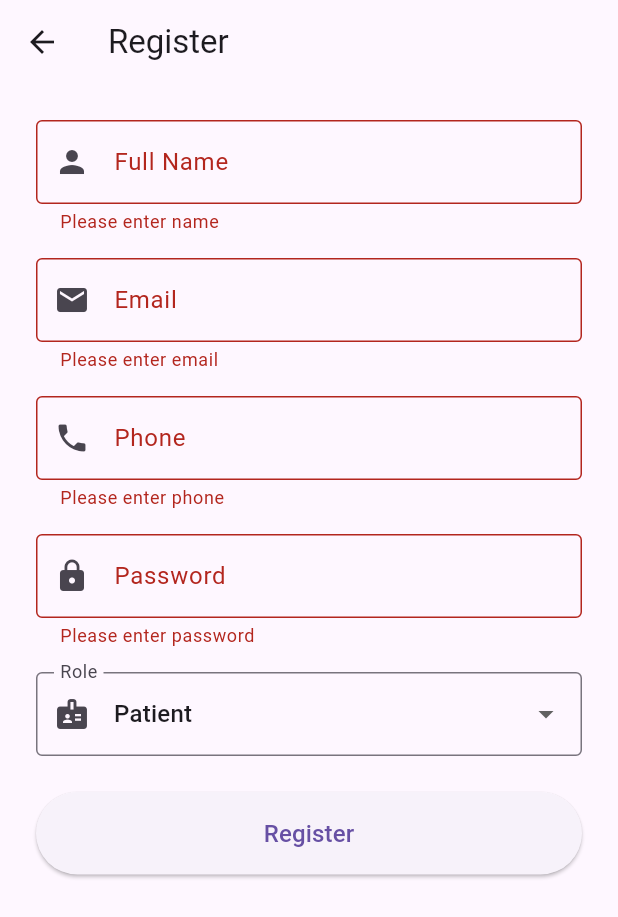
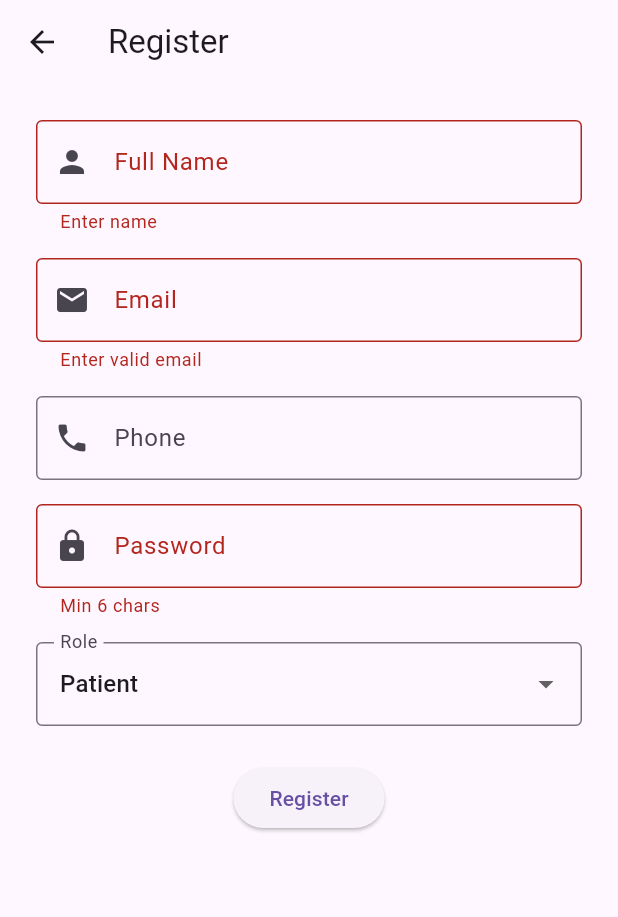
Before and after one commit to UDAYDUTTA30/TechTrio_Hackwins, a Flutter app: the RegisterScreen screen opened directly, after a tap on "Register", on a phone screen of 412 x 824 dp. Shown: the top 917 px of the screen. Run offline on Flutter 3.47's test engine with Material 3 defaults, Android fonts, the phone set to English and light mode, and no system bars; our stand-ins replace cloud_firestore, firebase_auth, firebase_core; accounts and stored records are empty; generated files the repository leaves out were written again.

Commit message:
Admin doctor creation, auth flow updates, and role routing changes

```diff
--- a/lib/screens/auth/register_screen.dart
+++ b/lib/screens/auth/register_screen.dart
@@ -1,4 +1,3 @@
-// lib/screens/auth/register_screen.dart
 import 'package:flutter/material.dart';
 import '../../services/auth_service.dart';
 
@@ -43,9 +42,7 @@ class _RegisterScreenState extends State<RegisterScreen> {
         role: _selectedRole,
       );
 
-      if (mounted) {
-        Navigator.pop(context);
-      }
+      if (mounted) Navigator.pop(context);
     } catch (e) {
       if (mounted) {
         ScaffoldMessenger.of(context).showSnackBar(
@@ -53,25 +50,21 @@ class _RegisterScreenState extends State<RegisterScreen> {
         );
       }
     } finally {
-      if (mounted) {
-        setState(() => _isLoading = false);
-      }
+      if (mounted) setState(() => _isLoading = false);
     }
   }
 
   @override
   Widget build(BuildContext context) {
     return Scaffold(
-      appBar: AppBar(
-        title: const Text('Register'),
-      ),
+      appBar: AppBar(title: const Text('Register')),
       body: SafeArea(
         child: SingleChildScrollView(
-          padding: const EdgeInsets.all(24.0),
+          padding: const EdgeInsets.all(24),
           child: Form(
             key: _formKey,
+            child: AutofillGroup(
               child: Column(
-              crossAxisAlignment: CrossAxisAlignment.stretch,
                 children: [
                   TextFormField(
                     controller: _nameController,
@@ -80,98 +73,82 @@ class _RegisterScreenState extends State<RegisterScreen> {
                       prefixIcon: Icon(Icons.person),
                       border: OutlineInputBorder(),
                     ),
-                  validator: (value) {
-                    if (value == null || value.isEmpty) {
-                      return 'Please enter name';
-                    }
-                    return null;
-                  },
+                    validator: (v) =>
+                    v == null || v.isEmpty ? 'Enter name' : null,
                   ),
+
                   const SizedBox(height: 16),
+
                   TextFormField(
                     controller: _emailController,
+                    keyboardType: TextInputType.emailAddress,
+                    autofillHints: const [AutofillHints.email],
+                    enableSuggestions: true,
                     decoration: const InputDecoration(
                       labelText: 'Email',
                       prefixIcon: Icon(Icons.email),
                       border: OutlineInputBorder(),
                     ),
-                  keyboardType: TextInputType.emailAddress,
-                  validator: (value) {
-                    if (value == null || value.isEmpty) {
-                      return 'Please enter email';
-                    }
-                    if (!value.contains('@')) {
-                      return 'Please enter valid email';
-                    }
-                    return null;
-                  },
+                    validator: (v) =>
+                    v == null || !v.contains('@') ? 'Enter valid email' : null,
                   ),
+
                   const SizedBox(height: 16),
+
                   TextFormField(
                     controller: _phoneController,
+                    keyboardType: TextInputType.phone,
+                    autofillHints: const [AutofillHints.telephoneNumber],
                     decoration: const InputDecoration(
                       labelText: 'Phone',
                       prefixIcon: Icon(Icons.phone),
                       border: OutlineInputBorder(),
                     ),
-                  keyboardType: TextInputType.phone,
-                  validator: (value) {
-                    if (value == null || value.isEmpty) {
-                      return 'Please enter phone';
-                    }
-                    return null;
-                  },
                   ),
+
                   const SizedBox(height: 16),
+
                   TextFormField(
                     controller: _passwordController,
+                    obscureText: true,
+                    autofillHints: const [AutofillHints.newPassword],
+                    enableSuggestions: false,
                     decoration: const InputDecoration(
                       labelText: 'Password',
                       prefixIcon: Icon(Icons.lock),
                       border: OutlineInputBorder(),
                     ),
-                  obscureText: true,
-                  validator: (value) {
-                    if (value == null || value.isEmpty) {
-                      return 'Please enter password';
-                    }
-                    if (value.length < 6) {
-                      return 'Password must be at least 6 characters';
-                    }
-                    return null;
-                  },
+                    validator: (v) =>
+                    v != null && v.length >= 6 ? null : 'Min 6 chars',
                   ),
+
                   const SizedBox(height: 16),
+
                   DropdownButtonFormField<String>(
                     value: _selectedRole,
                     decoration: const InputDecoration(
                       labelText: 'Role',
-                    prefixIcon: Icon(Icons.badge),
                       border: OutlineInputBorder(),
                     ),
                     items: const [
-                    DropdownMenuItem(value: 'doctor', child: Text('Doctor')),
-                    DropdownMenuItem(value: 'patient', child: Text('Patient')),
+                      DropdownMenuItem(
+                          value: 'doctor', child: Text('Doctor')),
+                      DropdownMenuItem(
+                          value: 'patient', child: Text('Patient')),
                     ],
-                  onChanged: (value) {
-                    setState(() => _selectedRole = value!);
-                  },
+                    onChanged: (v) => setState(() => _selectedRole = v!),
                   ),
+
                   const SizedBox(height: 24),
+
                   ElevatedButton(
                     onPressed: _isLoading ? null : _register,
-                  style: ElevatedButton.styleFrom(
-                    padding: const EdgeInsets.symmetric(vertical: 16),
-                  ),
                     child: _isLoading
-                      ? const SizedBox(
-                    height: 20,
-                    width: 20,
-                    child: CircularProgressIndicator(strokeWidth: 2),
-                  )
-                      : const Text('Register', style: TextStyle(fontSize: 16)),
+                        ? const CircularProgressIndicator(strokeWidth: 2)
+                        : const Text('Register'),
                   ),
                 ],
+              ),
             ),
           ),
         ),
```
Also changed, not shown: lib/main.dart (+14 -4 lines), lib/models/user_model.dart (+16 -8 lines), lib/screens/admin/admin_home_screen.dart (added, +68 -0 lines), lib/screens/admin/create_doctor_screen.dart (added, +152 -0 lines), lib/screens/auth/login_screen.dart (+28 -42 lines), lib/screens/doctor/create_patient_screen.dart (+54 -50 lines), lib/services/auth_service.dart (+6 -2 lines). Lines whose indentation alone changed are shown as unchanged.
